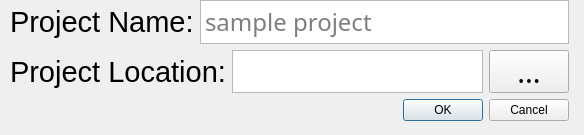
The window that newproject.ui (l09dm0zgus/PFELevelEditor) describes before a commit, drawn with Qt 5.
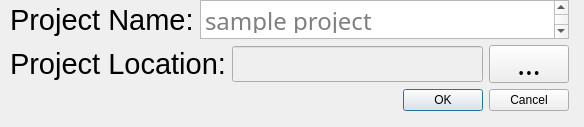
The same window after the commit.

Commit message: added creating and loading projects,loading files

The edit to the form file:
```diff
--- a/newproject.ui
+++ b/newproject.ui
@@ -7,7 +7,7 @@
     <x>0</x>
     <y>0</y>
     <width>584</width>
-    <height>135</height>
+    <height>127</height>
    </rect>
   </property>
   <property name="windowTitle">
@@ -19,7 +19,7 @@
      <x>10</x>
      <y>0</y>
      <width>559</width>
-     <height>121</height>
+     <height>111</height>
     </rect>
    </property>
    <layout class="QVBoxLayout" name="verticalLayout_2">
@@ -71,16 +71,15 @@
          </widget>
         </item>
         <item>
-         <widget class="QTextEdit" name="projectLocationEdit">
+         <widget class="QLineEdit" name="projectLocationEdit">
+          <property name="enabled">
+           <bool>false</bool>
+          </property>
           <property name="font">
            <font>
-            <family>MS Gothic</family>
-            <pointsize>10</pointsize>
+            <pointsize>18</pointsize>
            </font>
           </property>
-          <property name="placeholderText">
-           <string/>
-          </property>
          </widget>
         </item>
         <item>
```
The commit also changes 12 other files.
